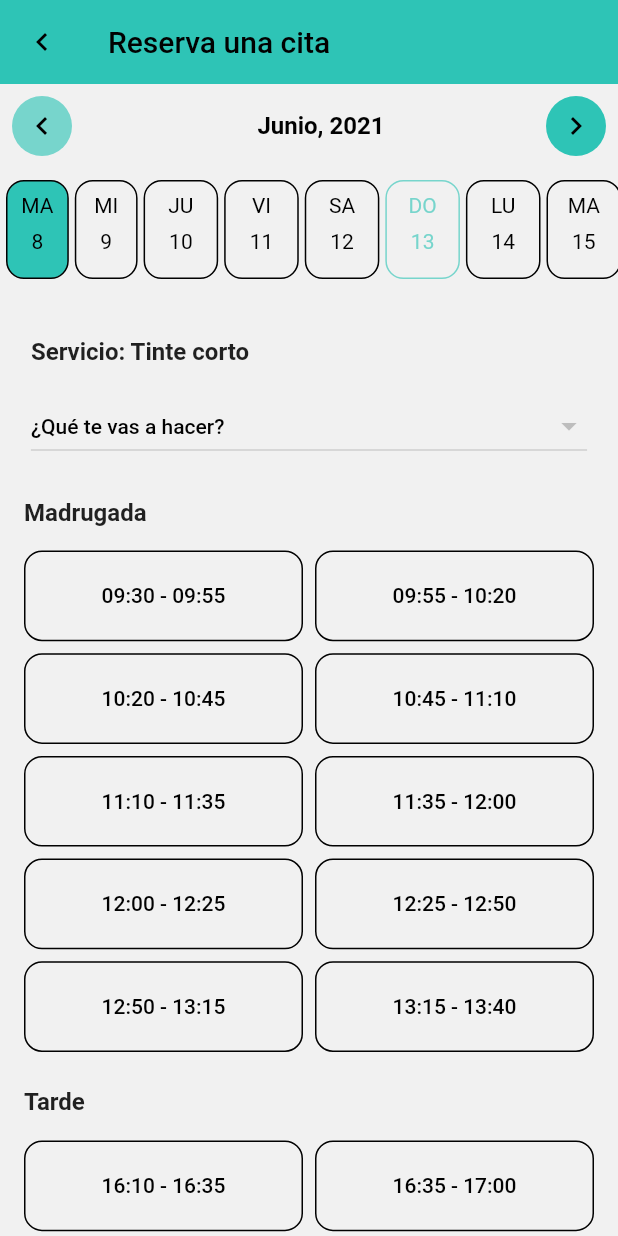
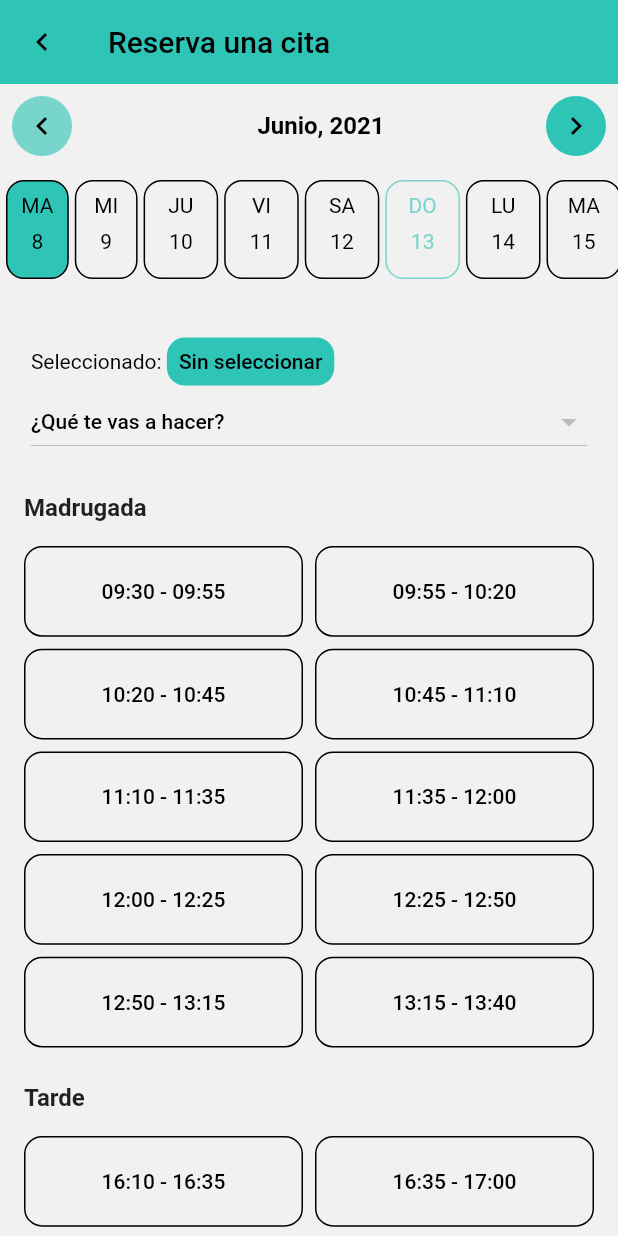
Before and after one commit to maximmacari/app_peluqueria_flutter, a Flutter app: the AppointmentScreen screen opened by its route, on a phone screen of 412 x 824 dp. Run offline on Flutter 3.47's test engine with Material 2 defaults, Android fonts, the phone set to English and light mode, and no system bars; our stand-ins replace carousel_slider, cloud_firestore, firebase_auth, firebase_core, flutter_svg, logger and 2 more; accounts and stored records are empty; project files that could hold a hidden picture were left out.

Commit message:
+ consummers

```diff
--- a/lib/Model/rout_generator.dart
+++ b/lib/Model/rout_generator.dart
@@ -36,6 +36,6 @@ class RouteGenerator {
 class Screen {
   static const String PRESENTATION = "/";
   static const String LOGIN = "/login";
-  static const String HOME = "/login/home";
-  static const String SET_APPOINTMENT = "/login/home/set-appointment";
+  static const String HOME = "/home";
+  static const String SET_APPOINTMENT = "/set-appointment";
 }
--- a/lib/Model/salon_service.dart
+++ b/lib/Model/salon_service.dart
@@ -23,7 +23,7 @@ class SalonService {
   }
 
   String get subgroup => this._subgroup;
-  String get name => this._name;
+  String get name => this._name ;
   String get price => this._price;
 
   String get id => this._id;
--- a/lib/View/appointment_screen.dart
+++ b/lib/View/appointment_screen.dart
@@ -1,6 +1,7 @@
 import "package:flutter/material.dart";
 import 'package:flutter/rendering.dart';
 import 'package:flutter_sms_auth1/Model/salon_service.dart';
+import 'package:flutter_sms_auth1/Shared/alert_dialog.dart';
 import 'package:flutter_sms_auth1/Shared/colors.dart';
 import 'package:flutter_sms_auth1/ViewModel/home_vm.dart';
 import 'package:flutter_sms_auth1/Shared/custom_extensions.dart';
@@ -57,7 +58,9 @@ class _AppointmentScreenState extends State<AppointmentScreen> {
         width: screenSizeWidth,
         height: screenSizeHeight,
         color: ConstantColors.myWhite,
-        child: SingleChildScrollView(
+        child: appointmentObservable.afternoonDateTimeRanges == null
+            ? CircularIndicatorAlertDialog()
+            : SingleChildScrollView(
                 child: Column(
                   children: <Widget>[
                     Container(
@@ -104,8 +107,8 @@ class _AppointmentScreenState extends State<AppointmentScreen> {
                                   margin: const EdgeInsets.all(8),
                                   padding: const EdgeInsets.all(8),
                                   decoration: BoxDecoration(
-                                color:
-                                    appointmentObservable.isDateAccesibleForward
+                                      color: appointmentObservable
+                                              .isDateAccesibleForward
                                           ? ConstantColors.mainColorApp
                                           : ConstantColors.btnDisabled,
                                       shape: BoxShape.circle),
@@ -136,8 +139,42 @@ class _AppointmentScreenState extends State<AppointmentScreen> {
                       child: Column(
                         crossAxisAlignment: CrossAxisAlignment.start,
                         children: [
-                    _headerWidget(
-                        "Servicio: ${appointmentObservable.selectedSalonService.name.capitalized()}"),
+                          Column(
+                            crossAxisAlignment: CrossAxisAlignment.start,
+                            children: [
+                              SizedBox(height: 24),
+                              Consumer<AppointmentObservable>(
+                                  builder: (context, data, _) {
+                                return Container(
+                                    child: Row(
+                                  children: [
+                                    Text(
+                                      "Seleccionado: ",
+                                      style: TextStyle(
+                                        color: ConstantColors.myBlack,
+                                      ),
+                                    ),
+                                    Container(
+                                      padding: const EdgeInsets.all(8),
+                                      decoration: BoxDecoration(
+                                        color: ConstantColors.mainColorApp,
+                                        borderRadius:
+                                            BorderRadius.circular(12.0),
+                                      ),
+                                      child: Text(
+                                        "${data.selectedSalonService.name.capitalized()}",
+                                        style: TextStyle(
+                                            color: ConstantColors.myBlack,
+                                            backgroundColor:
+                                                ConstantColors.mainColorApp,
+                                            fontWeight: FontWeight.w500),
+                                      ),
+                                    ),
+                                  ],
+                                ));
+                              }),
+                            ],
+                          ),
                           DropdownButton<SalonService>(
                             isExpanded: true,
                             focusColor: ConstantColors.myWhite,
@@ -156,7 +193,8 @@ class _AppointmentScreenState extends State<AppointmentScreen> {
                                       .toLowerCase()
                                       .toString() !=
                                   service.subgroup.toLowerCase().toString()) {
-                          appointmentObservable.auxSubgroup = service.subgroup;
+                                appointmentObservable.auxSubgroup =
+                                    service.subgroup;
                                 return DropdownMenuItem<SalonService>(
                                   child: Container(
                                     decoration: BoxDecoration(
@@ -180,11 +218,24 @@ class _AppointmentScreenState extends State<AppointmentScreen> {
                                   value: service,
                                   child: InkWell(
                                     child: Padding(
-                                padding: const EdgeInsets.fromLTRB(16, 0, 0, 0),
-                                child: Text(
-                                  service.name,
-                                  style:
-                                      TextStyle(color: ConstantColors.myBlack),
+                                      padding: const EdgeInsets.fromLTRB(
+                                          16, 0, 0, 0),
+                                      child: Row(
+                                        children: [
+                                          Text(
+                                            service.name.capitalized(),
+                                            style: TextStyle(
+                                                color: ConstantColors.myBlack,
+                                                fontWeight: FontWeight.w400),
+                                          ),
+                                          Spacer(),
+                                          Text(
+                                            "${service.price} €",
+                                            style: TextStyle(
+                                                color: ConstantColors.myBlack,
+                                                fontWeight: FontWeight.w300),
+                                          ),
+                                        ],
                                       ),
                                     ),
                                   ));
@@ -208,7 +259,8 @@ class _AppointmentScreenState extends State<AppointmentScreen> {
                           crossAxisAlignment: CrossAxisAlignment.start,
                           children: <Widget>[
                             _headerWidget("Madrugada"),
-                      appointmentObservable.morningDateTimeRanges.length > 0
+                            appointmentObservable.morningDateTimeRanges.length >
+                                    0
                                 ? GridView.builder(
                                     primary: false,
                                     shrinkWrap: true,
@@ -224,14 +276,21 @@ class _AppointmentScreenState extends State<AppointmentScreen> {
                                                     .toInt(),
                                             crossAxisSpacing: 8,
                                             mainAxisSpacing: 8),
-                              itemBuilder: (BuildContext context, int index) {
-                                return _buttonTimeWidget(appointmentObservable
+                                    itemBuilder:
+                                        (BuildContext context, int index) {
+                                      return _buttonTimeWidget(
+                                          appointmentObservable
                                               .morningDateTimeRanges[index]);
                                     },
                                   )
-                          : Text("No hay citas disponibles", style: TextStyle(color: Colors.grey),),
+                                : Text(
+                                    "No hay citas disponibles",
+                                    style: TextStyle(color: Colors.grey),
+                                  ),
                             _headerWidget("Tarde"),
-                      appointmentObservable.afternoonDateTimeRanges.length > 0
+                            appointmentObservable
+                                        .afternoonDateTimeRanges.length >
+                                    0
                                 ? GridView.builder(
                                     primary: false,
                                     shrinkWrap: true,
@@ -249,12 +308,17 @@ class _AppointmentScreenState extends State<AppointmentScreen> {
                                                     .toInt(),
                                             crossAxisSpacing: 8,
                                             mainAxisSpacing: 8),
-                              itemBuilder: (BuildContext context, int index) {
-                                return _buttonTimeWidget(appointmentObservable
+                                    itemBuilder:
+                                        (BuildContext context, int index) {
+                                      return _buttonTimeWidget(
+                                          appointmentObservable
                                               .afternoonDateTimeRanges[index]);
                                     },
                                   )
-                          : Text("No hay citas disponibles", style: TextStyle(color: Colors.grey),),
+                                : Text(
+                                    "No hay citas disponibles",
+                                    style: TextStyle(color: Colors.grey),
+                                  ),
                           ],
                         )),
                     SizedBox(height: 32),
@@ -264,7 +328,8 @@ class _AppointmentScreenState extends State<AppointmentScreen> {
                         onPressed: () {},
                         child: Text(
                           "Reservar",
-                    style: CustomTextStyles().onboardingBtnTextStyle(context),
+                          style: CustomTextStyles()
+                              .onboardingBtnTextStyle(context),
                         ),
                         style: TextButton.styleFrom(
                             shape: (RoundedRectangleBorder(
@@ -284,11 +349,10 @@ class _AppointmentScreenState extends State<AppointmentScreen> {
 
   //buttonTime
   Widget _buttonTimeWidget(DateTimeRange timeRange) {
-    var appointmentObservable =
-        Provider.of<AppointmentObservable>(context, listen: false);
+    return Consumer<AppointmentObservable>(builder: (context, data, _) {
       return Container(
         decoration: BoxDecoration(
-          color: appointmentObservable.selectedTimeRange == timeRange
+            color: data.selectedTimeRange == timeRange
                 ? ConstantColors.mainColorApp
                 : ConstantColors.myWhite,
             border: Border.all(
@@ -298,14 +362,16 @@ class _AppointmentScreenState extends State<AppointmentScreen> {
             borderRadius: BorderRadius.circular(12)),
         child: TextButton(
             onPressed: () {
-            appointmentObservable.selectedTimeRange = timeRange;
+              data.selectedTimeRange = timeRange;
             },
             child: Text(timeRange.toHourString(),
                 maxLines: 1,
                 style: TextStyle(
-                  color: Theme.of(context).colorScheme.foregroundTxtButtonColor,
+                    color:
+                        Theme.of(context).colorScheme.foregroundTxtButtonColor,
                     fontSize: 14))),
       );
+    });
   }
 
   Widget _headerWidget(String text) {
@@ -337,53 +403,51 @@ class DateColumn extends StatelessWidget {
     var appointmentObservable =
         Provider.of<AppointmentObservable>(context, listen: false);
 
-    bool _isDateColumnPicked() {
-      return this.dateTime.day == appointmentObservable.selectedDate.day;
+    bool _isDateColumnPicked(int selectedDay) {
+      return this.dateTime.day == selectedDay;
     }
 
-    return InkWell(
-      onTap: () {
+    return InkWell(onTap: () {
       if (appointmentObservable.isDayAvailable(this.dateTime)) {
         appointmentObservable.selectedDate = dateTime;
         appointmentObservable.getAfternoonRangeTimes();
         appointmentObservable.getMoriningRangeTimes();
       }
-      },
-      child: Container(
+    }, child: Consumer<AppointmentObservable>(builder: (context, data, _) {
+      return Container(
         margin: const EdgeInsets.fromLTRB(4, 0, 0, 0),
         padding: const EdgeInsets.all(8),
         decoration: BoxDecoration(
           border: Border.all(
-            color: (appointmentObservable.isDayAvailable(this.dateTime))
+            color: (data.isDayAvailable(this.dateTime))
                 ? Theme.of(context).colorScheme.foregroundPlainTxtColor
                 : ConstantColors.btnDisabled,
             width: 1,
           ),
           borderRadius: BorderRadius.circular(12),
-          color: _isDateColumnPicked()
+          color: _isDateColumnPicked(data.selectedDate.day)
               ? ConstantColors.mainColorApp
               : ConstantColors.myWhite,
         ),
         child: Column(
           children: <Widget>[
-            Text(appointmentObservable.dayName(dateTime),
+            Text(data.dayName(dateTime),
                 style: TextStyle(
-                    color: (appointmentObservable.isDayAvailable(this.dateTime))
+                    color: (data.isDayAvailable(this.dateTime))
                         ? Theme.of(context).colorScheme.foregroundPlainTxtColor
                         : ConstantColors.btnDisabled)),
             Container(
                 padding: EdgeInsets.all(8),
                 child: Text(dateTime.day.toString(),
                     style: TextStyle(
-                        color: (appointmentObservable
-                                .isDayAvailable(this.dateTime))
+                        color: (data.isDayAvailable(this.dateTime))
                             ? Theme.of(context)
                                 .colorScheme
                                 .foregroundPlainTxtColor
                             : ConstantColors.btnDisabled))),
           ],
         ),
-      ),
       );
+    }));
   }
 }
--- a/lib/View/login_screen.dart
+++ b/lib/View/login_screen.dart
@@ -114,11 +114,12 @@ class _LoginScreenState extends State<LoginScreen> {
                             alignLabelWithHint: true),
                         validator: (value) {
                           if (value.isEmpty)
-                            return "El campo no puede estar vacío.";
+                            return 'El campo no puede estar vacío.';
                           if (!loginObservable.PHONE_REGEX.hasMatch(value))
                             return "Número no válido.";
                           if (!loginObservable.termsAccepted)
                             return "Debes aceptar los términos y condiciones.";
+
                         },
                       ),
                     ),
--- a/lib/ViewModel/appointment_vm.dart
+++ b/lib/ViewModel/appointment_vm.dart
@@ -22,13 +22,12 @@ import 'dart:io';
 //onboarding button dosnt work
 //push name rute form home to setappoitnment, slow
 
-
 //Un (with) mixin se refiere a  agregar las capacidades de otra clase o clases a nuestra propia clase, sin heredar de esas clases, pero pudinedo utilizar sus propiedades.
 class AppointmentObservable with ChangeNotifier {
   SalonService _selectedSalonService = SalonService(
       Codigo: "230",
       Subgrupo: "tintes",
-      Nombre: "tinte corto",
+      Nombre: "Sin seleccionar",
       Duracion: "25",
       Precio: "15.90 ");
   String _auxSubgroup = "";
@@ -48,7 +47,7 @@ class AppointmentObservable with ChangeNotifier {
     notifyListeners();
   }
 
-  set auxSubgroup(String newValue){
+  set auxSubgroup(String newValue) {
     _auxSubgroup = newValue;
   }
 
--- a/lib/ViewModel/login_vm.dart
+++ b/lib/ViewModel/login_vm.dart
@@ -45,7 +45,6 @@ class LoginObservable with ChangeNotifier {
 
   void receiveSMS(context) {
     if (_buttonEnabled) {
-        authService.showLoading = true;
         authService.verifyPhone(_phoneController.text, _codeController.text,);
         print("principio buttonenabled: ${_buttonEnabled}");
         buttonEnabled = !_buttonEnabled;
@@ -74,11 +73,7 @@ class LoginObservable with ChangeNotifier {
         }
         notifyListeners();
       },
-
     );
     notifyListeners();
-
   }
-
-
 }
```
Also changed, not shown: lib/Model/auth_service.dart (+11 -7 lines), lib/View/home_screen.dart (+2 -5 lines). Lines whose indentation alone changed are shown as unchanged.
